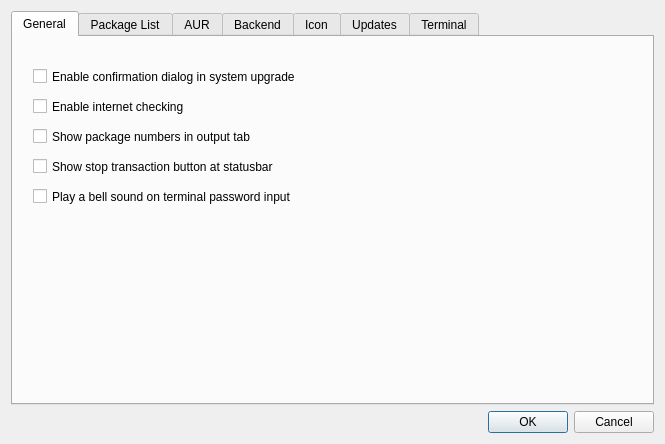
First picture: the form in ui/optionsdialog.ui, repository aarnt/octopi, before the edit.
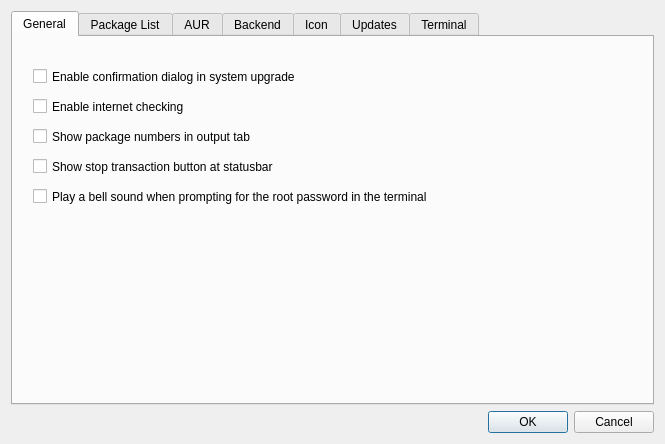
Second picture: the form after the edit.

Diff of the .ui file:
```diff
--- a/ui/optionsdialog.ui
+++ b/ui/optionsdialog.ui
@@ -99,7 +99,7 @@
           </rect>
          </property>
          <property name="text">
-          <string>Play a bell sound on terminal password input</string>
+          <string>Play a bell sound when prompting for the root password in the terminal</string>
          </property>
         </widget>
        </widget>
```
